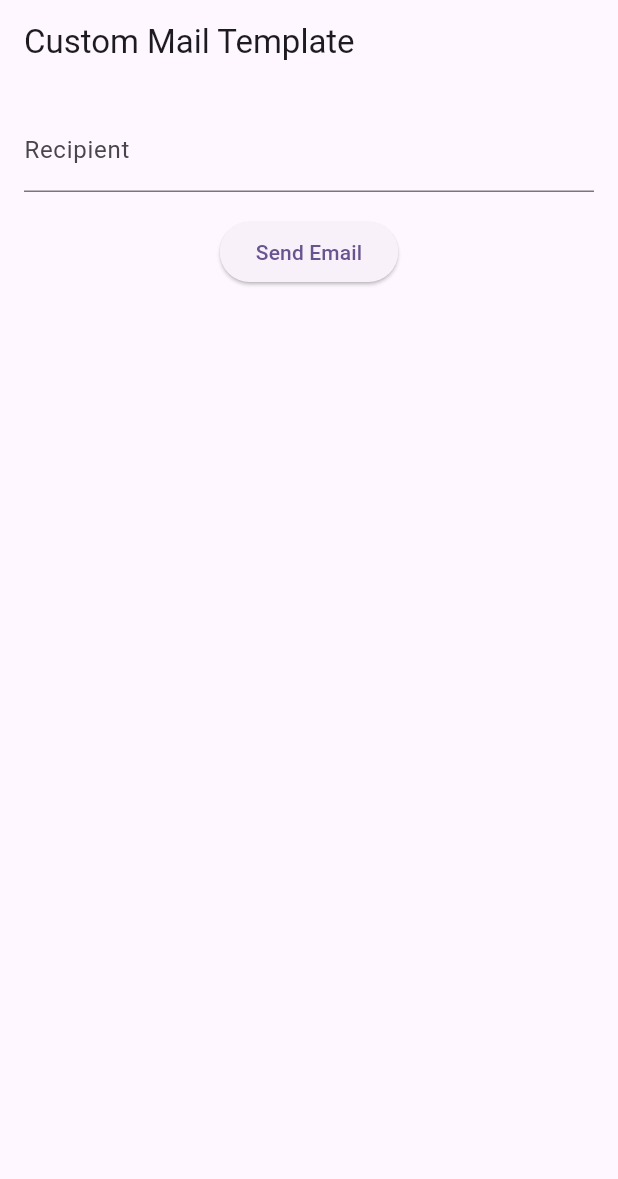
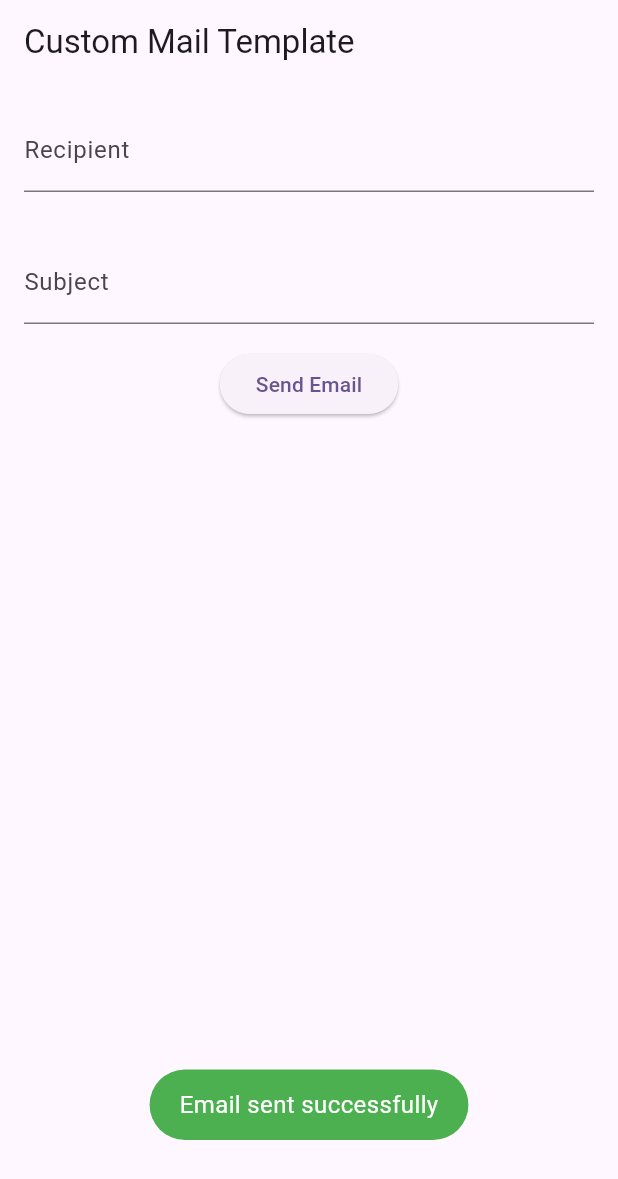
Before and after one commit to fhfaisal/flutter-email-template, a Flutter app: the screen it shows after launch, after a tap on "Send Email", on a phone screen of 412 x 824 dp. Shown: the top 1179 px of the screen. Run offline on Flutter 3.47's test engine with Material 2 defaults, Android fonts, the phone set to English and light mode, and no system bars; our stand-ins replace fluttertoast; missing offline and left inert: mailer.

Commit message:
add template

```diff
--- /dev/null
+++ b/lib/html_contents.dart
@@ -0,0 +1,180 @@
+final htmlContent = '''
+    <!DOCTYPE html>
+<html>
+<head>
+  <title>Ticket Confirmation</title>
+  <style>
+    body {
+      font-family: Arial, sans-serif;
+      background-color: #0E120E;
+      margin: 0;
+      padding: 0;
+      color: #d6d6d6;
+    }
+
+    .container {
+      max-width: auto;
+      margin: 20px auto;
+      border-radius: 5px;
+      overflow: hidden;
+      box-shadow: 0 0 10px rgba(0, 0, 0, 0.1);
+    }
+    .header h3 {
+      margin: 0px;
+    padding-top: 20px;
+    padding-bottom: 20px;
+    text-align: center;
+    background-color: #0269D8;
+    font-family: system-ui;
+    font-style: italic;
+    font-size: xxx-large;
+    color: white;
+    }
+    .content {
+      padding: 1%;
+      margin-left: 1%;
+      margin-right: 1%;
+    }
+    .content center p b{
+      font-size: x-small;
+    }
+    .content .progress{
+      height: 100px;
+    }
+    .progress .row {
+      display: flex;
+      align-items: center;
+    }
+
+    .progress .column {
+      flex: 50%;
+      padding: 10px;
+      height: auto;
+      background-color: #f9f9f9;
+      display: flex;
+      align-items: center;
+    }
+    .progress .box{
+    width: 10px;
+    height: 10px;
+    border: 5px solid #02d1d8;
+    margin: 10px;
+    padding: 5px;
+    }
+    .content span{
+      text-align: left;
+      font-size: smaller;
+    }
+    .content .time p{
+      text-align: left;
+    }
+    .content .time h4{
+      text-align: left;
+      font-size: small;
+      color: #fff;
+    }
+    .content .button{
+      max-width: 100%;
+      padding: 10px;
+      text-align: center;
+      background-color: #0269D8;
+    }
+    .content .button a{
+
+      text-decoration: none;
+      text-transform: uppercase;
+      text-align: center;
+      font-family: sans-serif;
+      font-size: medium;
+      font-weight: bold;
+      color: white;
+    }
+    .details {
+      padding: 1%;
+      margin-left: 1%;
+      margin-right: 1%;
+    }
+    .details p{
+      text-align: justify;
+      font-family: system-ui, -apple-system, BlinkMacSystemFont, 'Segoe UI', Roboto, Oxygen, Ubuntu, Cantarell, 'Open Sans', 'Helvetica Neue', sans-serif;
+    }
+    .details p a{
+      color: #02d1d8;
+    }
+    .footer {
+      background-color: #f9f9f9;
+      padding: 20px;
+      text-align: center;
+    }
+
+    .footer p {
+      margin: 0;
+    }
+  </style>
+</head>
+<body>
+  <div class="container">
+    <div class="header">
+      <h3>Ticketmaster</h3>
+    </div>
+
+    <div class="content">
+      <center><p><b>Text Your Ticket Transfer From - Is Ready To Be Accepted!</b></p></center>
+      <div class="progress">
+        <div class="row">
+          <div class="column">
+            <div class="box"></div>
+            <p>Reviews</p>
+          </div>
+          <div class="column">
+            <div class="box"></div>
+            <p>Accepted</p>
+          </div>
+          <div class="column" >
+            <div class="box"></div>
+            <p>Complete</p>
+
+          </div>
+        </div>
+      </div>
+      <br>
+      <span><b>Keith Urban: The Speed of Now World Tour</b></span><br><br>
+      <div class="time">
+        <p>Sat,Jun 18@ 7.00 PM</p>
+        <h5>THINK Financial Amphitheatre, West Palm Beach, FL</h5>
+        <h4>Section LAWN8, GENERAL ADMISSION</h4>
+      </div>
+
+      <div class="button">
+        <a href="#">Accept Ticket</a>
+      </div>
+    </div>
+    <div class="details">
+      <p>By clicking "ACCEPT TICKETS, you agree to our
+        <a href="">Terms of Use</a> and any applicable ticket back terms.
+        <b>Ticket Tip: Only accept ticket transfers from people you know and trust.</b>
+        This helps everyone to stay both safe and socially distanced while also improving
+        ticket security. Please note that due to evolving COVID-19 protocols,
+        the venue may change seating configurations and we can't guarantee social
+        distancing at the event.
+        <br><br>
+
+        If the tickets were obtained fraudulently by the person transferring them,
+        they may be canceled at any time, removed from your account and no longer
+        available for use. This email is NOT your ticket. You can see the ticket
+        in your Ticketmaster account via the button above.
+        <br><br>
+
+        <b>Transfer Status: Received</b>
+        <br><br>
+
+        You got 4 ticket(s)! You're one step closer to seeing Keith Urban: The Speed of Now World Tour.</p>
+    </div>
+    <!-- <div class="footer">
+      <p>Thank you for choosing Ticketmaster!</p>
+    </div> -->
+  </div>
+</body>
+</html>
+
+  ''';
--- a/lib/main.dart
+++ b/lib/main.dart
@@ -1,6 +1,9 @@
+import 'package:custom_email/html_contents.dart';
 import 'package:flutter/material.dart';
 import 'package:mailer/mailer.dart';
 import 'package:mailer/smtp_server.dart';
+import 'package:fluttertoast/fluttertoast.dart';
+
 
 
 void main() {
@@ -47,6 +50,8 @@ class _CustomMailTemplateState extends State<CustomMailTemplate> {
   final recipientController = TextEditingController();
   final subjectController = TextEditingController();
   final bodyController = TextEditingController();
+  String senderEmail = 'fhfaisallll@gmail.com';
+  bool isSendingEmail = false; // Track the email sending state
 
   @override
   void dispose() {
@@ -71,9 +76,20 @@ class _CustomMailTemplateState extends State<CustomMailTemplate> {
               ),
             ),
           ),
+          Padding(
+            padding: EdgeInsets.all(16.0),
+            child: TextField(
+              controller: subjectController,
+              decoration: InputDecoration(
+                labelText: 'Subject',
+              ),
+            ),
+          ),
           ElevatedButton(
-            onPressed: () => sendEmail(),
-            child: Text('Send Email'),
+            onPressed: isSendingEmail ? null : sendEmail,
+            // Disable the button while sending email
+            child: isSendingEmail ? CircularProgressIndicator() : Text(
+                'Send Email'), // Show loading indicator or button text based on email sending state
           ),
         ],
       ),
@@ -83,32 +99,41 @@ class _CustomMailTemplateState extends State<CustomMailTemplate> {
   void sendEmail() async {
     final recipientEmail = recipientController.text;
     final subject = subjectController.text;
-    final htmlContent = '''
-    <!DOCTYPE html>
-    <html>
-      <body>
-        <h1>Welcome to My Company</h1>
-        <p>This is a custom email with a logo and button.</p>
-        <img src="https://encrypted-tbn0.gstatic.com/images?q=tbn:ANd9GcR5JYOy4b-4q-CI1pebHoX8z1bFHltmt2osgQ&usqp=CAU" alt="Company Logo">
-        <br><br>
-        <a href="https://example.com" style="background-color: #4CAF50; color: white; padding: 15px 32px; text-align: center; text-decoration: none; display: inline-block; font-size: 16px;">Click Here</a>
-      </body>
-    </html>
-  ''';
 
     final smtpServer = gmail('fhfaisallll@gmail.com', 'dsbsnrqngrkbsabw');
     // Create the message
     final message = Message()
-      ..from = Address('fhfaisallll@gmail.com')
+      ..from = Address('${senderEmail}')
       ..recipients.add(recipientEmail)
       ..subject = subject
       ..html = htmlContent;
 
+    setState(() {
+      isSendingEmail = true; // Set the flag to true while sending email
+    });
+
     try {
       final sendReport = await send(message, smtpServer);
       print('Message sent: ${sendReport.toString()}');
+      showToast('Email sent successfully', true); // Show success message
     } catch (e) {
       print('Error sending email: $e');
+      showToast('Failed to send email', false); // Show error message
+    } finally {
+      setState(() {
+        isSendingEmail = false;
+      });
     }
   }
+
+  void showToast(String message, bool isSuccess) {
+    Fluttertoast.showToast(
+      msg: message,
+      toastLength: Toast.LENGTH_SHORT,
+      gravity: ToastGravity.BOTTOM,
+      backgroundColor: isSuccess ? Colors.green : Colors.red,
+      textColor: Colors.white,
+      fontSize: 16.0,
+    );
+  }
 }
--- a/pubspec.yaml
+++ b/pubspec.yaml
@@ -36,6 +36,7 @@ dependencies:
   # Use with the CupertinoIcons class for iOS style icons.
   cupertino_icons: ^1.0.2
   mailer:
+  fluttertoast: ^8.0.7
 
 dev_dependencies:
   flutter_test:
```
Also changed, not shown: pubspec.lock.
